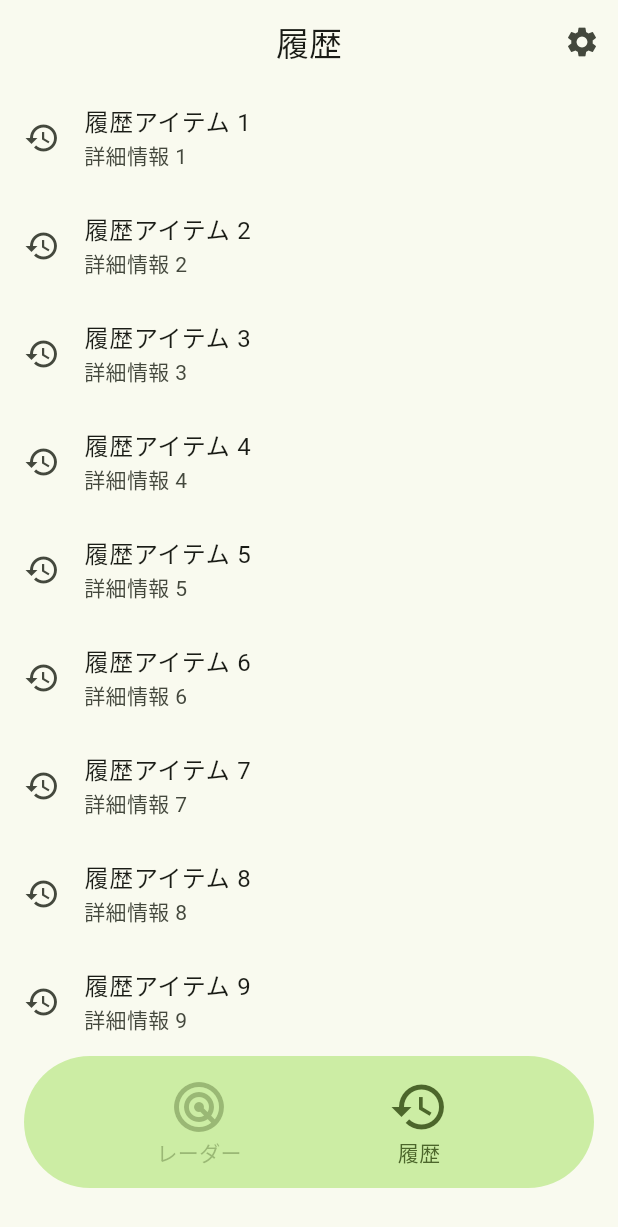
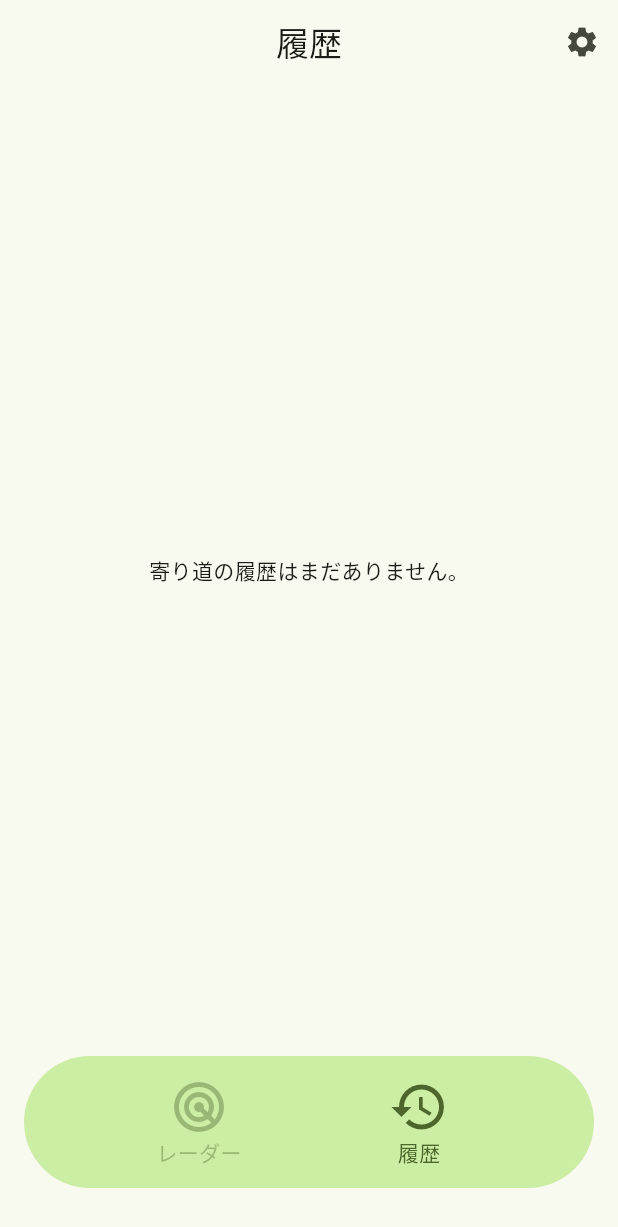
Before and after one commit to Chika0221/YorimichiRadar, a Flutter app: the screen it shows after launch, after a tap on "履歴", on a phone screen of 412 x 824 dp. Shown: the top 1227 px of the screen. Run offline on Flutter 3.47's test engine with Material 3 defaults, Android fonts, the phone set to English and light mode, and no system bars; our stand-ins replace audioplayers, carousel_slider, confetti, flutter_compass, flutter_hooks, flutter_map and 10 more; missing offline and left inert: flutter_map_animations; Roboto replaces fonts that are missing (Boku2).

Commit message:
feat(history): 履歴機能の追加
寄り道の結果を保存し、一覧で確認できる機能を追加しました。

主な変更点:

- 履歴を管理するための HistoryProvider を追加

- 履歴ページで保存された寄り道の一覧を表示

- 結果ページで履歴を保存する処理の基盤を追加

fix(models): record.g.dartのtoJsonの不具合を修正

toJson メソッドが不要な toString() を呼び出しており、JSONとして正しくシリアライズできなかった問題を修正しました。

```diff
--- a/lib/pages/history_page.dart
+++ b/lib/pages/history_page.dart
@@ -3,20 +3,34 @@ import 'package:flutter/material.dart';
 
 // Package imports:
 import 'package:hooks_riverpod/hooks_riverpod.dart';
+import 'package:intl/intl.dart';
+
+// Project imports:
+import 'package:yorimichi_radar/state/history_provider.dart';
 
 class HistoryPage extends HookConsumerWidget {
   const HistoryPage({super.key});
   @override
   Widget build(BuildContext context, WidgetRef ref) {
+    final history = ref.watch(historyProvider);
+
+    if (history.isEmpty) {
+      return const Center(
+        child: Text('寄り道の履歴はまだありません。'),
+      );
+    }
+
     return ListView.builder(
-      itemCount: 10, // 仮の履歴件数
+      itemCount: history.length,
       itemBuilder: (context, index) {
+        final record = history[index];
         return ListTile(
           leading: const Icon(Icons.history),
-          title: Text('履歴アイテム ${index + 1}'),
-          subtitle: Text('詳細情報 ${index + 1}'),
+          title: Text(record.endPlace.displayName.text),
+          subtitle: Text(
+              '${DateFormat('yyyy/MM/dd HH:mm').format(record.createAt)} - ${record.takenTime.round()}秒'),
           onTap: () {
-            // タップ時の処理
+            // TODO: タップして詳細画面に遷移する処理
           },
         );
       },
--- a/lib/pages/result_page.dart
+++ b/lib/pages/result_page.dart
@@ -72,8 +72,6 @@ class ResultPage extends HookConsumerWidget {
                   startLocation: startPoint,
                   endPlace: place,
                 );
-
-                print(record);
 
                 return Column(
                   mainAxisAlignment: MainAxisAlignment.center,
--- /dev/null
+++ b/lib/state/history_provider.dart
@@ -0,0 +1,26 @@
+// Package imports:
+import 'package:hooks_riverpod/hooks_riverpod.dart';
+
+// Project imports:
+import 'package:yorimichi_radar/models/record.dart' as rc;
+
+final historyProvider =
+    NotifierProvider<HistoryNotifier, List<rc.Record>>(HistoryNotifier.new);
+
+class HistoryNotifier extends Notifier<List<rc.Record>> {
+  @override
+  List<rc.Record> build() {
+    // TODO: 今後、SharedPreferencesやデータベースから永続化されたデータを読み込む
+    return [];
+  }
+
+  void addRecord(rc.Record record) {
+    state = [record, ...state];
+    // TODO: 永続化層に保存する
+  }
+
+  void clearHistory() {
+    state = [];
+    // TODO: 永続化層から削除する
+  }
+}
```
Also changed, not shown: lib/models/record.g.dart.
